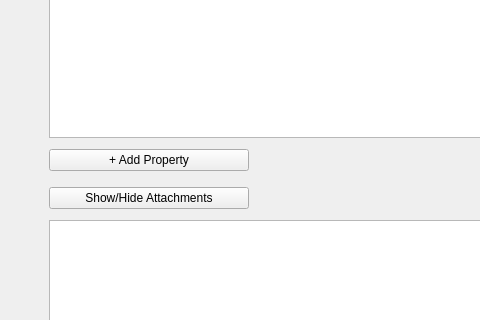
First picture: the form in pasta_eln/GUI/ontology_configuration/ontology_configuration.ui, repository PASTA-ELN/pasta-eln, before the edit; both pictures show x 0 to 480 and y 376 to 696 of the 1271 by 845 pixel window.
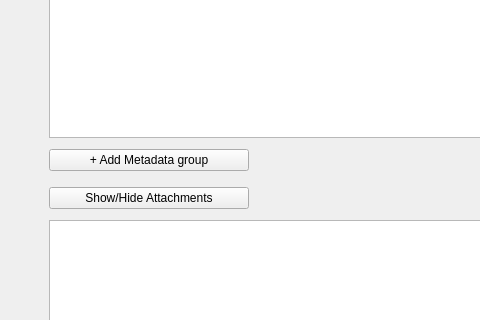
Second picture: the form after the edit.

Commit message: - Changed the "prop" access to "metadata" access everywhere in pasta application. - Changed addMetadataRowPushButton text from "Add Property" to "Add Metadata group" and also corrected the tooltip.

The edit to the form file:
```diff
--- a/pasta_eln/GUI/ontology_configuration/ontology_configuration.ui
+++ b/pasta_eln/GUI/ontology_configuration/ontology_configuration.ui
@@ -440,7 +440,7 @@
              <string>Add a new property row to the above table with empty values</string>
             </property>
             <property name="text">
-             <string>+ Add Property</string>
+             <string>+ Add Metadata group</string>
             </property>
            </widget>
           </item>
```
Left out of the diff: 2 changed lines with no effect on the pictures. The commit also changes 6 other files.
